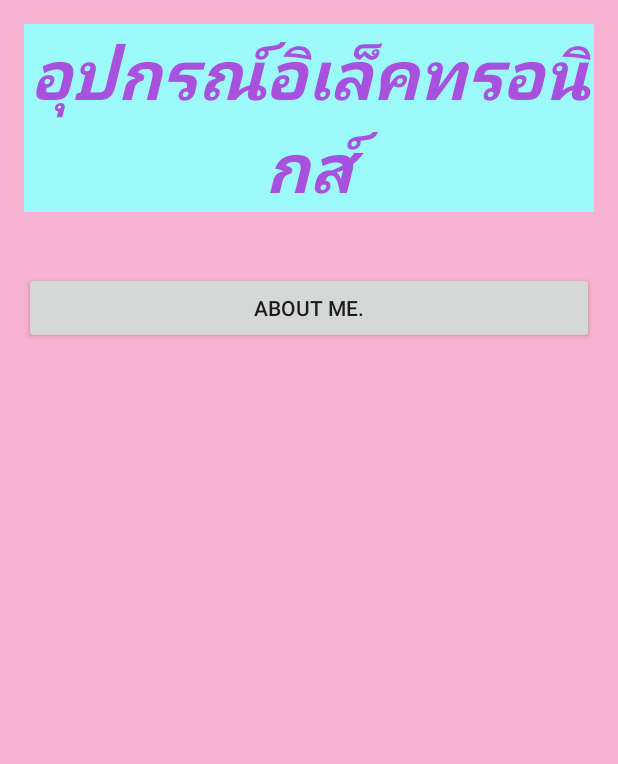
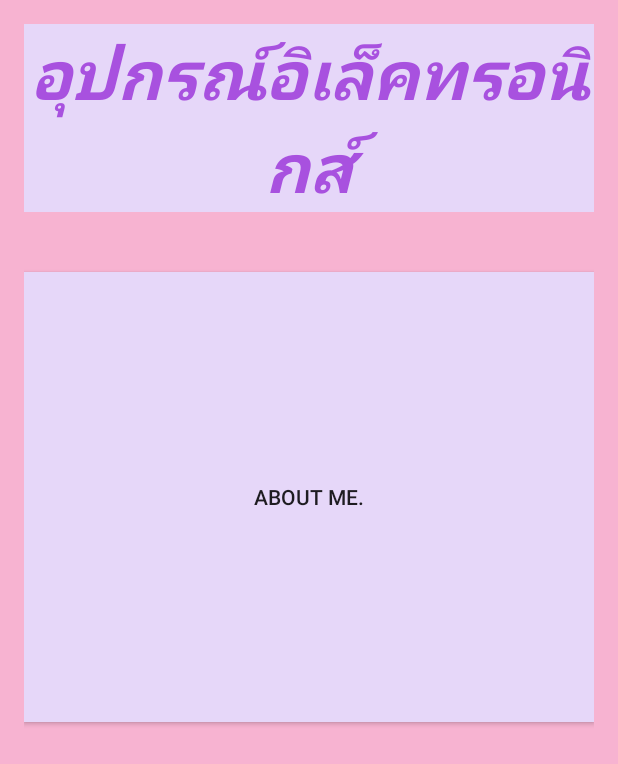
Before and after one commit to sirikwan38/Socail, an Android app: the screen it shows after launch (MainActivity), on a phone screen of 412 x 824 dp. Shown: the top 764 px of the screen. Run offline under Robolectric (Android 15) with nearby library versions, the phone set to English and light mode, and no system bars.

Commit message:
ออกแบบหน้า2เสร็จ

```diff
--- a/app/src/main/res/layout/activity_main.xml
+++ b/app/src/main/res/layout/activity_main.xml
@@ -20,7 +20,7 @@
         android:textSize="45dp"
         android:textStyle="normal|bold|italic"
         android:textColor="#a851df"
-        android:background="#9cfafa"
+        android:background="#e6d7f9"
         android:gravity="center_horizontal"
         android:textIsSelectable="true"
         android:autoText="false" />
@@ -35,10 +35,11 @@
 
     <Button
         android:layout_width="match_parent"
-        android:layout_height="wrap_content"
+        android:layout_height="300dp"
         android:text="About me."
         android:id="@+id/button"
         android:layout_below="@+id/listView"
-        android:layout_alignParentEnd="true" />
+        android:layout_alignParentEnd="true"
+        android:background="#e6d7f9" />
 
 </RelativeLayout>
```
